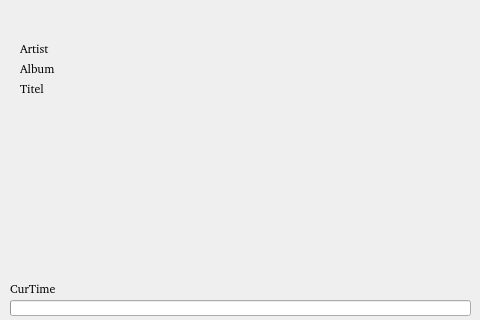
First picture: the form in raspidac/GUI/upnpwindow.ui, repository Floo/RaspiDAC, before the edit.
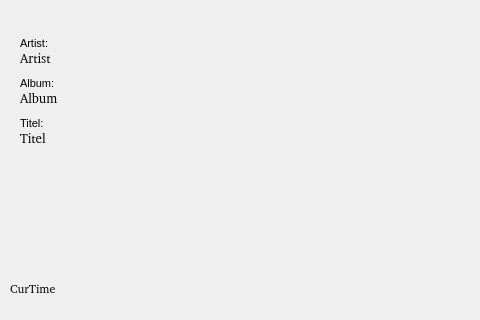
Second picture: the form after the edit. Icons and pictures are not drawn.

Commit message: Ticker und AlbumArt verbessert

Diff of the .ui file:
```diff
--- a/raspidac/GUI/upnpwindow.ui
+++ b/raspidac/GUI/upnpwindow.ui
@@ -36,14 +36,15 @@
    <property name="geometry">
     <rect>
      <x>20</x>
-     <y>80</y>
-     <width>121</width>
+     <y>130</y>
+     <width>171</width>
      <height>16</height>
     </rect>
    </property>
    <property name="font">
     <font>
      <family>Noto Sans [unknown]</family>
+     <pointsize>10</pointsize>
     </font>
    </property>
    <property name="text">
@@ -72,45 +73,21 @@
    <property name="geometry">
     <rect>
      <x>20</x>
-     <y>60</y>
-     <width>121</width>
+     <y>90</y>
+     <width>171</width>
      <height>16</height>
     </rect>
    </property>
    <property name="font">
     <font>
      <family>Noto Sans [unknown]</family>
+     <pointsize>10</pointsize>
     </font>
    </property>
    <property name="text">
     <string>Album</string>
    </property>
   </widget>
-  <widget class="QProgressBar" name="songProgress">
-   <property name="geometry">
-    <rect>
-     <x>10</x>
-     <y>300</y>
-     <width>461</width>
-     <height>16</height>
-    </rect>
-   </property>
-   <property name="font">
-    <font>
-     <weight>50</weight>
-     <italic>false</italic>
-     <bold>false</bold>
-     <strikeout>false</strikeout>
-     <kerning>true</kerning>
-    </font>
-   </property>
-   <property name="value">
-    <number>0</number>
-   </property>
-   <property name="format">
-    <string/>
-   </property>
-  </widget>
   <widget class="QLabel" name="lblState">
    <property name="geometry">
     <rect>
@@ -134,20 +111,75 @@
    <property name="geometry">
     <rect>
      <x>20</x>
-     <y>40</y>
-     <width>121</width>
+     <y>50</y>
+     <width>171</width>
      <height>16</height>
     </rect>
    </property>
    <property name="font">
     <font>
      <family>Noto Sans [unknown]</family>
+     <pointsize>10</pointsize>
     </font>
    </property>
    <property name="text">
     <string>Artist</string>
    </property>
   </widget>
+  <widget class="QLabel" name="label">
+   <property name="geometry">
+    <rect>
+     <x>20</x>
+     <y>35</y>
+     <width>59</width>
+     <height>17</height>
+    </rect>
+   </property>
+   <property name="font">
+    <font>
+     <pointsize>8</pointsize>
+    </font>
+   </property>
+   <property name="text">
+    <string>Artist:</string>
+   </property>
+  </widget>
+  <widget class="QLabel" name="label_2">
+   <property name="geometry">
+    <rect>
+     <x>20</x>
+     <y>75</y>
+     <width>59</width>
+     <height>17</height>
+    </rect>
+   </property>
+   <property name="font">
+    <font>
+     <pointsize>8</pointsize>
+    </font>
+   </property>
+   <property name="text">
+    <string>Album:</string>
+   </property>
+  </widget>
+  <widget class="QLabel" name="label_3">
+   <property name="geometry">
+    <rect>
+     <x>20</x>
+     <y>115</y>
+     <width>59</width>
+     <height>17</height>
+    </rect>
+   </property>
+   <property name="font">
+    <font>
+     <pointsize>8</pointsize>
+    </font>
+   </property>
+   <property name="text">
+    <string>Titel:</string>
+   </property>
+  </widget>
  </widget>
  <resources>
   <include location="../raspidac.qrc"/>
```
Left out of the diff: 2 changed lines with no effect on the pictures. The commit also changes 19 other files.
